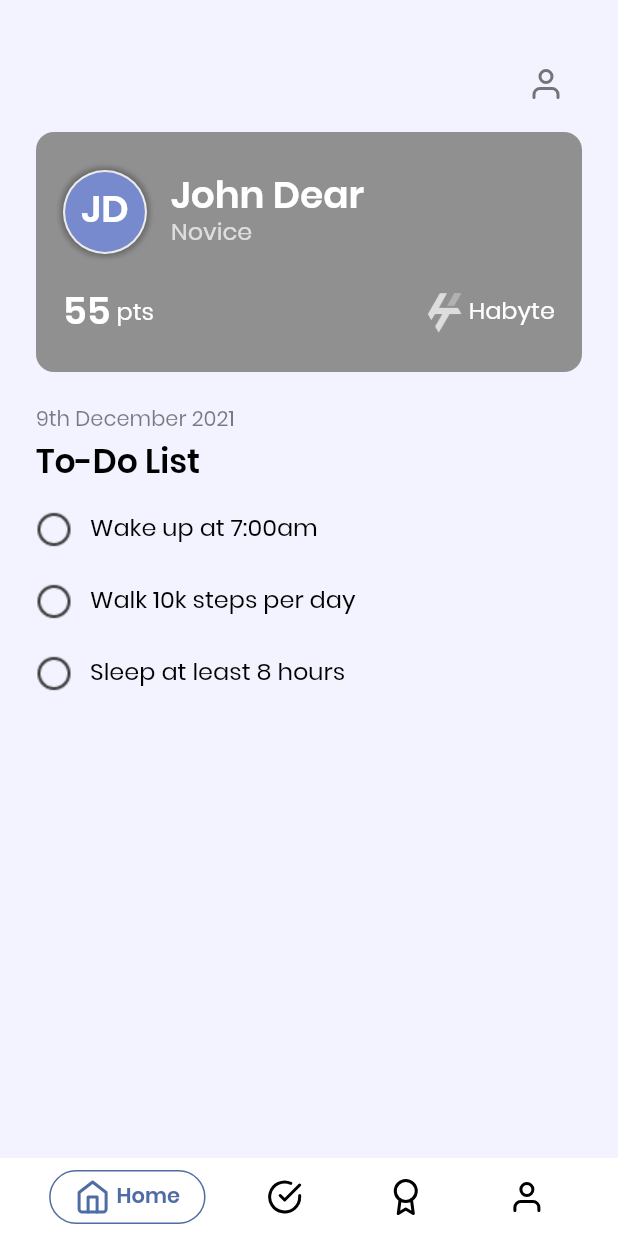
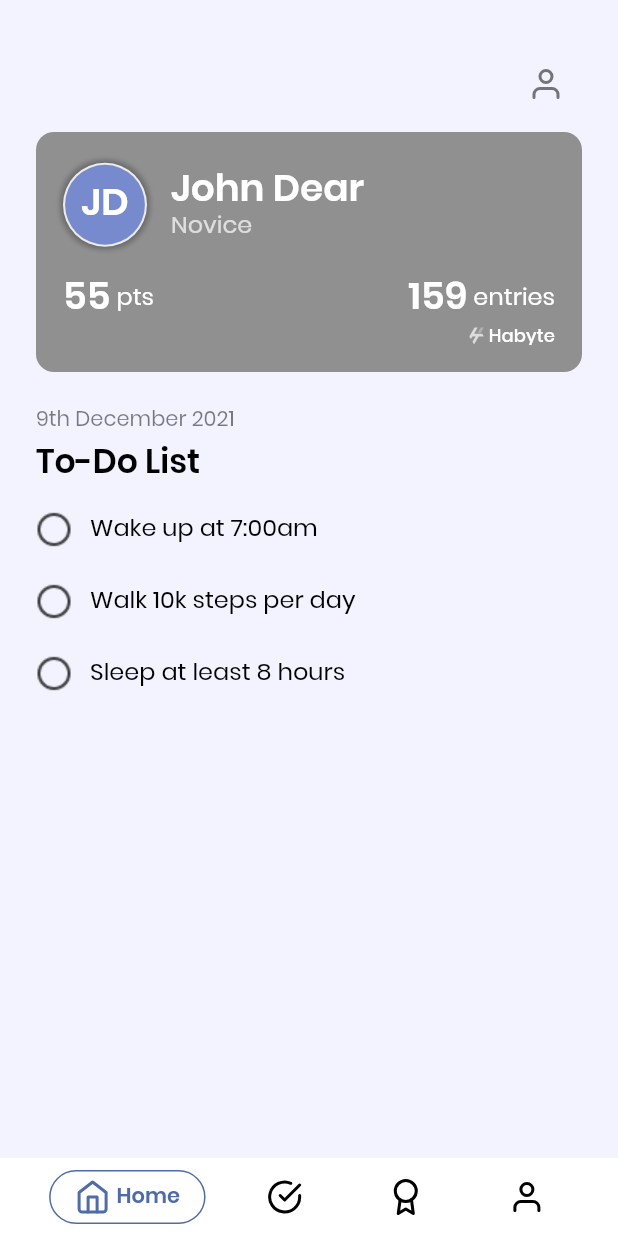
Before and after one commit to notAunty/habyte, a Flutter app: the screen it shows after launch, on a phone screen of 412 x 824 dp. Run offline on Flutter 3.47's test engine with Material 2 defaults, Android fonts, the phone set to English and light mode, and no system bars; drawn by our look-alikes of google_nav_bar; our stand-ins replace flutter_feather_icons, hive, hive_flutter, image_picker, smooth_page_indicator; accounts and stored records are empty.

Commit message:
new score card

```diff
--- a/lib/views/pages/dashboard/_dashboard.dart
+++ b/lib/views/pages/dashboard/_dashboard.dart
@@ -16,7 +16,7 @@ class DashboardPage extends StatelessWidget {
       children: const [
         SizedBox(height: TOP_PADDING, width: double.infinity),
         DashboardHeader(),
-        DashboardCard(score: 55),
+        DashboardCard(),
         DashboardTaskHeader(),
         DashboardTaskList(),
       ],
--- a/lib/views/pages/dashboard/dashboard_card.dart
+++ b/lib/views/pages/dashboard/dashboard_card.dart
@@ -6,14 +6,13 @@ import 'package:habyte/views/constant/sizes.dart';
 import 'package:habyte/views/widgets/profile_picture.dart';
 
 class DashboardCard extends StatelessWidget {
-  const DashboardCard({Key? key, required this.score}) : super(key: key);
-
-  final int score;
+  const DashboardCard({Key? key}) : super(key: key);
 
   @override
   Widget build(BuildContext context) {
     return Padding(
-      padding: const EdgeInsets.symmetric(horizontal: SIDE_PADDING, vertical: 8),
+      padding:
+          const EdgeInsets.symmetric(horizontal: SIDE_PADDING, vertical: 8),
       child: Container(
         height: 160,
         decoration: BoxDecoration(
@@ -21,17 +20,16 @@ class DashboardCard extends StatelessWidget {
           borderRadius: BorderRadius.circular(BORDER_RADIUS),
         ),
         child: Column(
+          mainAxisAlignment: MainAxisAlignment.start,
           crossAxisAlignment: CrossAxisAlignment.stretch,
           children: [
-            Expanded(
-              flex: 2,
-              child: Row(
+            const Spacer(),
+            Row(
               mainAxisAlignment: MainAxisAlignment.start,
               crossAxisAlignment: CrossAxisAlignment.center,
               children: [
                 const Padding(
-                    padding: EdgeInsets.fromLTRB(
-                        SIDE_PADDING * 0.75, 0, 16, 0),
+                  padding: EdgeInsets.fromLTRB(SIDE_PADDING * 0.75, 0, 16, 0),
                   child: ProfilePictureHolder(radius: 28, initials: 'JD'),
                 ),
                 Column(
@@ -39,6 +37,7 @@ class DashboardCard extends StatelessWidget {
                   crossAxisAlignment: CrossAxisAlignment.start,
                   children: [
                     Text(
+                      // TODO
                       'John Dear',
                       style: Theme.of(context)
                           .textTheme
@@ -48,6 +47,7 @@ class DashboardCard extends StatelessWidget {
                     Opacity(
                       opacity: 0.7,
                       child: Text(
+                        // TODO
                         'Novice',
                         style: Theme.of(context)
                             .textTheme
@@ -59,10 +59,8 @@ class DashboardCard extends StatelessWidget {
                 ),
               ],
             ),
-            ),
-            Expanded(
-              flex: 1,
-              child: Padding(
+            const Spacer(),
+            Padding(
               padding:
                   const EdgeInsets.symmetric(horizontal: SIDE_PADDING * 0.75),
               child: Row(
@@ -72,7 +70,7 @@ class DashboardCard extends StatelessWidget {
                   Row(
                     children: [
                       Text(
-                          score.toString(),
+                        '55',
                         style: Theme.of(context)
                             .textTheme
                             .headline4!
@@ -88,8 +86,37 @@ class DashboardCard extends StatelessWidget {
                       ),
                     ],
                   ),
+                  Row(
+                    children: [
+                      Text(
+                        '159',
+                        style: Theme.of(context)
+                            .textTheme
+                            .headline4!
+                            .copyWith(color: Colors.white),
+                      ),
+                      const SizedBox(width: 4),
+                      Text(
+                        'entries',
+                        style: Theme.of(context)
+                            .textTheme
+                            .bodyText1!
+                            .copyWith(color: Colors.white),
+                      ),
+                    ],
+                  ),
+                ],
+              ),
+            ),
+            const SizedBox(height: 4,),
+            Padding(
+              padding:
+                  const EdgeInsets.symmetric(horizontal: SIDE_PADDING * 0.75),
+              child: Row(
+                mainAxisAlignment: MainAxisAlignment.end,
+                children: [
                   SizedBox(
-                      height: 28,
+                    height: 12,
                     child: Row(
                       children: [
                         Image.asset('assets/logo/white.png'),
@@ -98,7 +125,7 @@ class DashboardCard extends StatelessWidget {
                           'Habyte',
                           style: Theme.of(context)
                               .textTheme
-                                .bodyText1!
+                              .subtitle2!
                               .copyWith(color: Colors.white),
                         ),
                       ],
@@ -107,7 +134,7 @@ class DashboardCard extends StatelessWidget {
                 ],
               ),
             ),
-            ),
+            const SizedBox(height: SIDE_PADDING * 0.75,),
           ],
         ),
       ),
```
Lines whose indentation alone changed are shown as unchanged.
